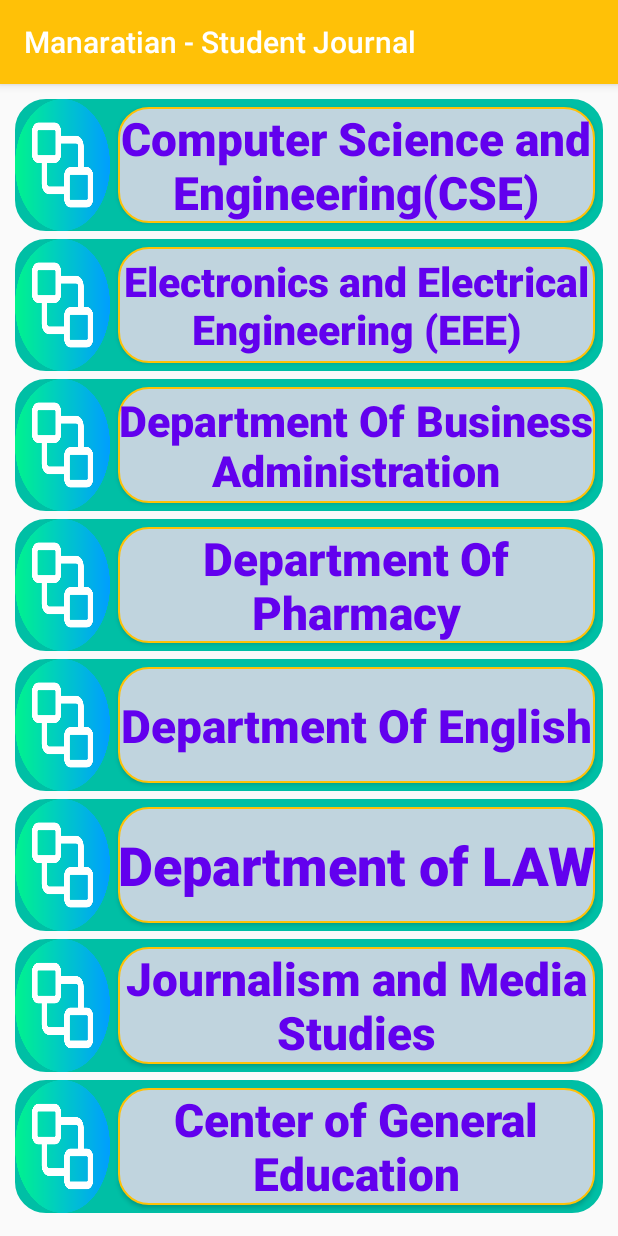
After one commit to rdnasim/ManaratianStudentJournal, an Android app: the DepartmentActivity screen opened directly, with no data from a screen before it, on a phone screen of 412 x 824 dp. The commit adds this screen. Run offline under Robolectric (Android 15) with nearby library versions, the phone set to English and light mode, and no system bars.

Commit message:
Create Department View

```diff
--- a/app/src/main/AndroidManifest.xml
+++ b/app/src/main/AndroidManifest.xml
@@ -6,12 +6,13 @@
 
     <application
         android:allowBackup="true"
-        android:icon="@mipmap/ic_launcher"
+        android:icon="@mipmap/fav"
         android:label="@string/app_name"
         android:roundIcon="@mipmap/ic_launcher_round"
         android:supportsRtl="true"
         android:theme="@style/AppTheme">
-        <activity android:name=".Categorys.PortalActivity"></activity>
+        <activity android:name=".Categorys.DepartmentActivity"></activity>
+        <activity android:name=".Categorys.PortalActivity" />
         <activity android:name=".Categorys.WebsiteActivity" />
         <activity
             android:name=".HomeActivity"
--- /dev/null
+++ b/app/src/main/java/com/protoyanto/manaratian_studentjournal/Categorys/DepartmentActivity.java
@@ -0,0 +1,15 @@
+package com.protoyanto.manaratian_studentjournal.Categorys;
+
+import android.support.v7.app.AppCompatActivity;
+import android.os.Bundle;
+
+import com.protoyanto.manaratian_studentjournal.R;
+
+public class DepartmentActivity extends AppCompatActivity {
+
+    @Override
+    protected void onCreate(Bundle savedInstanceState) {
+        super.onCreate(savedInstanceState);
+        setContentView(R.layout.activity_department);
+    }
+}
--- a/app/src/main/java/com/protoyanto/manaratian_studentjournal/HomeActivity.java
+++ b/app/src/main/java/com/protoyanto/manaratian_studentjournal/HomeActivity.java
@@ -16,6 +16,7 @@ import android.view.MenuItem;
 import android.widget.ImageButton;
 import android.widget.Toast;
 
+import com.protoyanto.manaratian_studentjournal.Categorys.DepartmentActivity;
 import com.protoyanto.manaratian_studentjournal.Categorys.PortalActivity;
 import com.protoyanto.manaratian_studentjournal.Categorys.WebsiteActivity;
 
@@ -24,6 +25,7 @@ public class HomeActivity extends AppCompatActivity
 
     private ImageButton websiteBtn;
     private ImageButton portalBtn;
+    private ImageButton departmentBtn;
 
     @Override
     protected void onCreate(Bundle savedInstanceState) {
@@ -120,4 +122,10 @@ public class HomeActivity extends AppCompatActivity
                 .show();
 
     }
+
+    public void onCLickDepartmentBtn(View view) {
+        Intent intent = new Intent(this, DepartmentActivity.class);
+        departmentBtn = findViewById(R.id.departmentBtn);
+        startActivity(intent);
+    }
 }
--- /dev/null
+++ b/app/src/main/res/drawable/btn_bg_green.xml
@@ -0,0 +1,17 @@
+<?xml version="1.0" encoding="utf-8"?>
+<shape xmlns:android="http://schemas.android.com/apk/res/android">
+
+    <corners
+        android:bottomLeftRadius="20dp"
+        android:bottomRightRadius="20dp"
+        android:topLeftRadius="20dp"
+        android:topRightRadius="20dp" />
+
+    <stroke
+        android:width="1dp"
+        android:color="@color/materialGreen"/>
+    <solid
+        android:color="@color/materialGreen">
+    </solid>
+
+</shape>
--- /dev/null
+++ b/app/src/main/res/layout/activity_department.xml
@@ -0,0 +1,236 @@
+<?xml version="1.0" encoding="utf-8"?>
+<LinearLayout xmlns:android="http://schemas.android.com/apk/res/android"
+    xmlns:app="http://schemas.android.com/apk/res-auto"
+    xmlns:tools="http://schemas.android.com/tools"
+    android:layout_width="match_parent"
+    android:layout_height="match_parent"
+    android:orientation="vertical"
+    android:padding="10dp"
+    tools:context=".Categorys.DepartmentActivity">
+
+    <LinearLayout
+        android:layout_width="match_parent"
+        android:layout_height="0dp"
+        android:layout_weight="1"
+        android:layout_marginBottom="5dp"
+        android:orientation="horizontal"
+        android:background="@drawable/btn_bg_green">
+
+        <ImageButton
+            android:layout_width="0dp"
+            android:layout_weight=".8"
+            android:layout_height="wrap_content"
+            android:layout_gravity="center"
+            android:background="@drawable/department_icon_layout"/>
+
+        <Button
+            android:layout_width="0dp"
+            android:layout_weight="4"
+            android:layout_height="match_parent"
+            android:background="@drawable/btn_bg"
+            android:layout_margin="5dp"
+            android:text="Computer Science and Engineering(CSE)"
+            android:textAllCaps="false"
+            android:autoSizeTextType="uniform"
+            android:textColor="@color/design_default_color_primary"
+            android:textStyle="bold"/>
+
+    </LinearLayout>
+    <LinearLayout
+        android:layout_width="match_parent"
+        android:layout_height="0dp"
+        android:layout_weight="1"
+        android:layout_marginBottom="5dp"
+        android:orientation="horizontal"
+        android:background="@drawable/btn_bg_green">
+
+        <ImageButton
+            android:layout_width="0dp"
+            android:layout_weight=".8"
+            android:layout_height="wrap_content"
+            android:layout_gravity="center"
+            android:background="@drawable/department_icon_layout"/>
+
+        <Button
+            android:layout_width="0dp"
+            android:layout_weight="4"
+            android:layout_height="match_parent"
+            android:background="@drawable/btn_bg"
+            android:layout_margin="5dp"
+            android:text="Electronics and Electrical Engineering (EEE)"
+            android:textAllCaps="false"
+            android:autoSizeTextType="uniform"
+            android:textColor="@color/design_default_color_primary"
+            android:textStyle="bold"/>
+
+    </LinearLayout>
+    <LinearLayout
+        android:layout_width="match_parent"
+        android:layout_height="0dp"
+        android:layout_weight="1"
+        android:layout_marginBottom="5dp"
+        android:orientation="horizontal"
+        android:background="@drawable/btn_bg_green">
+
+        <ImageButton
+            android:layout_width="0dp"
+            android:layout_weight=".8"
+            android:layout_height="wrap_content"
+            android:layout_gravity="center"
+            android:background="@drawable/department_icon_layout"/>
+
+        <Button
+            android:layout_width="0dp"
+            android:layout_weight="4"
+            android:layout_height="match_parent"
+            android:background="@drawable/btn_bg"
+            android:layout_margin="5dp"
+            android:text="Department Of Business Administration"
+            android:textAllCaps="false"
+            android:autoSizeTextType="uniform"
+            android:textColor="@color/design_default_color_primary"
+            android:textStyle="bold"/>
+
+    </LinearLayout>
+    <LinearLayout
+        android:layout_width="match_parent"
+        android:layout_height="0dp"
+        android:layout_weight="1"
+        android:layout_marginBottom="5dp"
+        android:orientation="horizontal"
+        android:background="@drawable/btn_bg_green">
+
+        <ImageButton
+            android:layout_width="0dp"
+            android:layout_weight=".8"
+            android:layout_height="wrap_content"
+            android:layout_gravity="center"
+            android:background="@drawable/department_icon_layout"/>
+
+        <Button
+            android:layout_width="0dp"
+            android:layout_weight="4"
+            android:layout_height="match_parent"
+            android:background="@drawable/btn_bg"
+            android:layout_margin="5dp"
+            android:text="Department Of Pharmacy"
+            android:textAllCaps="false"
+            android:autoSizeTextType="uniform"
+            android:textColor="@color/design_default_color_primary"
+            android:textStyle="bold"/>
+
+    </LinearLayout>
+    <LinearLayout
+        android:layout_width="match_parent"
+        android:layout_height="0dp"
+        android:layout_weight="1"
+        android:layout_marginBottom="5dp"
+        android:orientation="horizontal"
+        android:background="@drawable/btn_bg_green">
+
+        <ImageButton
+            android:layout_width="0dp"
+            android:layout_weight=".8"
+            android:layout_height="wrap_content"
+            android:layout_gravity="center"
+            android:background="@drawable/department_icon_layout"/>
+
+        <Button
+            android:layout_width="0dp"
+            android:layout_weight="4"
+            android:layout_height="match_parent"
+            android:background="@drawable/btn_bg"
+            android:layout_margin="5dp"
+            android:text="Department Of English"
+            android:textAllCaps="false"
+            android:autoSizeTextType="uniform"
+            android:textColor="@color/design_default_color_primary"
+            android:textStyle="bold"/>
+
+    </LinearLayout>
+    <LinearLayout
+        android:layout_width="match_parent"
+        android:layout_height="0dp"
+        android:layout_weight="1"
+        android:layout_marginBottom="5dp"
+        android:orientation="horizontal"
+        android:background="@drawable/btn_bg_green">
+
+        <ImageButton
+            android:layout_width="0dp"
+            android:layout_weight=".8"
+            android:layout_height="wrap_content"
+            android:layout_gravity="center"
+            android:background="@drawable/department_icon_layout"/>
+
+        <Button
+            android:layout_width="0dp"
+            android:layout_weight="4"
+            android:layout_height="match_parent"
+            android:background="@drawable/btn_bg"
+            android:layout_margin="5dp"
+            android:text="Department of LAW"
+            android:textAllCaps="false"
+            android:autoSizeTextType="uniform"
+            android:textColor="@color/design_default_color_primary"
+            android:textStyle="bold"/>
+
+    </LinearLayout>
+    <LinearLayout
+        android:layout_width="match_parent"
+        android:layout_height="0dp"
+        android:layout_weight="1"
+        android:layout_marginBottom="5dp"
+        android:orientation="horizontal"
+        android:background="@drawable/btn_bg_green">
+
+        <ImageButton
+            android:layout_width="0dp"
+            android:layout_weight=".8"
+            android:layout_height="wrap_content"
+            android:layout_gravity="center"
+            android:background="@drawable/department_icon_layout"/>
+
+        <Button
+            android:layout_width="0dp"
+            android:layout_weight="4"
+            android:layout_height="match_parent"
+            android:background="@drawable/btn_bg"
+            android:layout_margin="5dp"
+            android:text="Journalism and Media Studies"
+            android:textAllCaps="false"
+            android:autoSizeTextType="uniform"
+            android:textColor="@color/design_default_color_primary"
+            android:textStyle="bold"/>
+
+    </LinearLayout>
+    <LinearLayout
+        android:layout_width="match_parent"
+        android:layout_height="0dp"
+        android:layout_weight="1"
+        android:layout_marginBottom="5dp"
+        android:orientation="horizontal"
+        android:background="@drawable/btn_bg_green">
+
+        <ImageButton
+            android:layout_width="0dp"
+            android:layout_weight=".8"
+            android:layout_height="wrap_content"
+            android:layout_gravity="center"
+            android:background="@drawable/department_icon_layout"/>
+
+        <Button
+            android:layout_width="0dp"
+            android:layout_weight="4"
+            android:layout_height="match_parent"
+            android:background="@drawable/btn_bg"
+            android:layout_margin="5dp"
+            android:text="Center of General Education"
+            android:textAllCaps="false"
+            android:autoSizeTextType="uniform"
+            android:textColor="@color/design_default_color_primary"
+            android:textStyle="bold"/>
+
+    </LinearLayout>
+
+</LinearLayout>
--- a/app/src/main/res/layout/content_home.xml
+++ b/app/src/main/res/layout/content_home.xml
@@ -47,11 +47,13 @@
             android:background="@mipmap/notice_board"
             android:layout_marginRight="5dp"/>
         <ImageButton
+            android:id="@+id/departmentBtn"
             android:layout_width="0dp"
             android:layout_height="match_parent"
             android:layout_weight="1"
             android:background="@mipmap/department"
-            android:layout_marginLeft="5dp"/>
+            android:layout_marginLeft="5dp"
+            android:onClick="onCLickDepartmentBtn"/>
 
     </LinearLayout>
     <LinearLayout
--- a/app/src/main/res/values/strings.xml
+++ b/app/src/main/res/values/strings.xml
@@ -7,7 +7,7 @@
     <string name="nav_header_subtitle">riadul@manarat.ac.bd</string>
     <string name="nav_header_desc">Navigation header</string>
     <string name="action_settings">Settings</string>
-    <string name="title_activity_home">HomeActivity</string>
+    <string name="title_activity_home">Manaratian - Student Journal</string>
     <string name="NewsText1">1. Freshers’ Reception and Get Together Program-2019(10 February 2019)</string>
     <string name="NewsText2">2. MoU signed with Binary University, Malaysia(03 November 2018)</string>
     <string name="title_activity_portal">PortalActivity</string>
```
Also changed, not shown: app/src/main/res/drawable/department_icon_layout.png (added).
